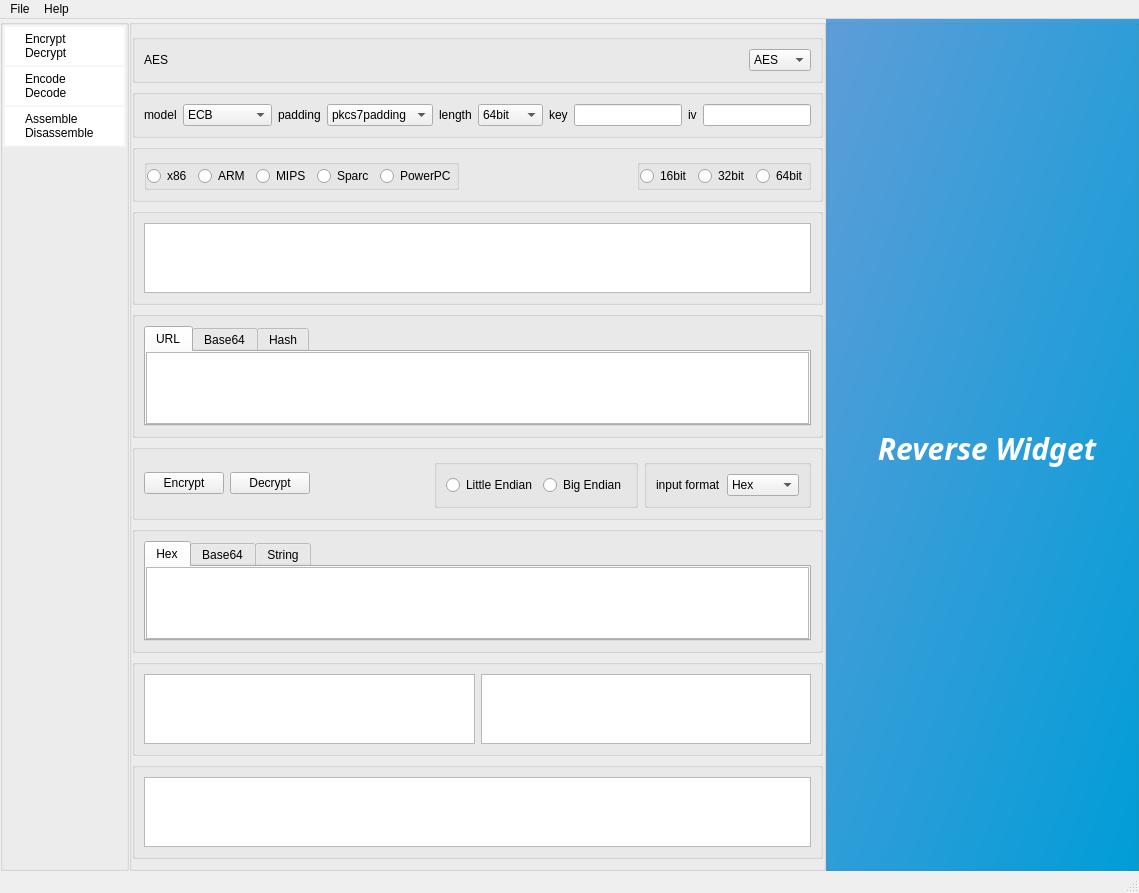
Qt form ui/main_window.ui (liyansong2018/ReverseWidget) before a commit.
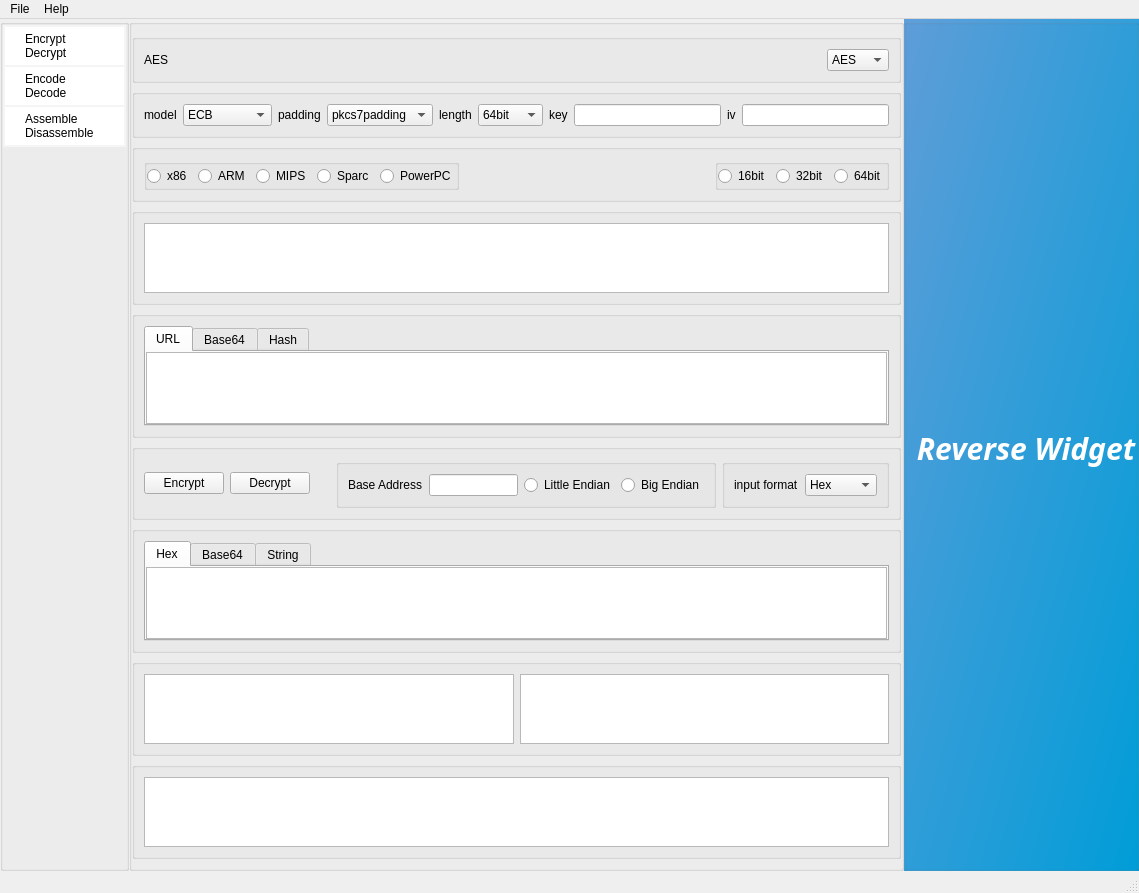
The same form after that commit. Icons and pictures are not drawn.

Commit message: Set the default options & base address

```diff
--- a/ui/main_window.ui
+++ b/ui/main_window.ui
@@ -687,6 +687,19 @@
              <string/>
             </property>
             <layout class="QHBoxLayout" name="horizontalLayout_14">
+             <item>
+              <widget class="QLabel" name="label_2">
+               <property name="text">
+                <string>Base Address</string>
+               </property>
+              </widget>
+             </item>
+             <item>
+              <widget class="QLineEdit" name="lineEditBaseAddr"/>
+             </item>
+             <item>
+              <layout class="QHBoxLayout" name="horizontalLayout_21"/>
+             </item>
              <item>
               <widget class="QRadioButton" name="littleButton">
                <property name="text">
```
The commit also changes 3 other files.
